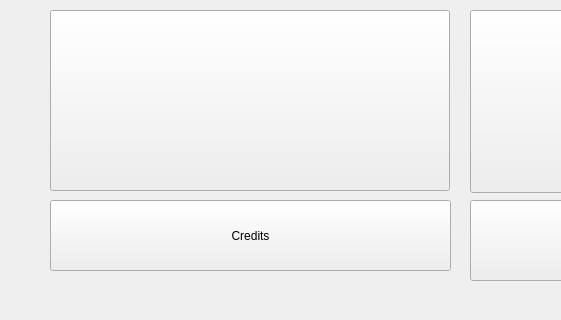
This is menuwidget.ui in DreamTeamHelha/SirtoliRacing as Qt 5 draws it before an edit; both pictures show x 0 to 561 and y 280 to 600 of the 800 by 600 pixel window. The edited form follows.
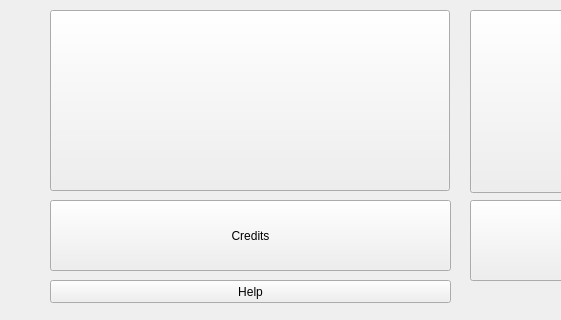
This is the edited form. Icons and pictures are not drawn.

Commit message: Ajout d'un bouton pour accéder à l'aide

```diff
--- a/menuwidget.ui
+++ b/menuwidget.ui
@@ -108,6 +108,19 @@
     <string>Credits</string>
    </property>
   </widget>
+  <widget class="QPushButton" name="b_Help">
+   <property name="geometry">
+    <rect>
+     <x>50</x>
+     <y>560</y>
+     <width>401</width>
+     <height>23</height>
+    </rect>
+   </property>
+   <property name="text">
+    <string>Help</string>
+   </property>
+  </widget>
  </widget>
  <resources/>
  <connections/>
```
The commit also changes 2 other files.
